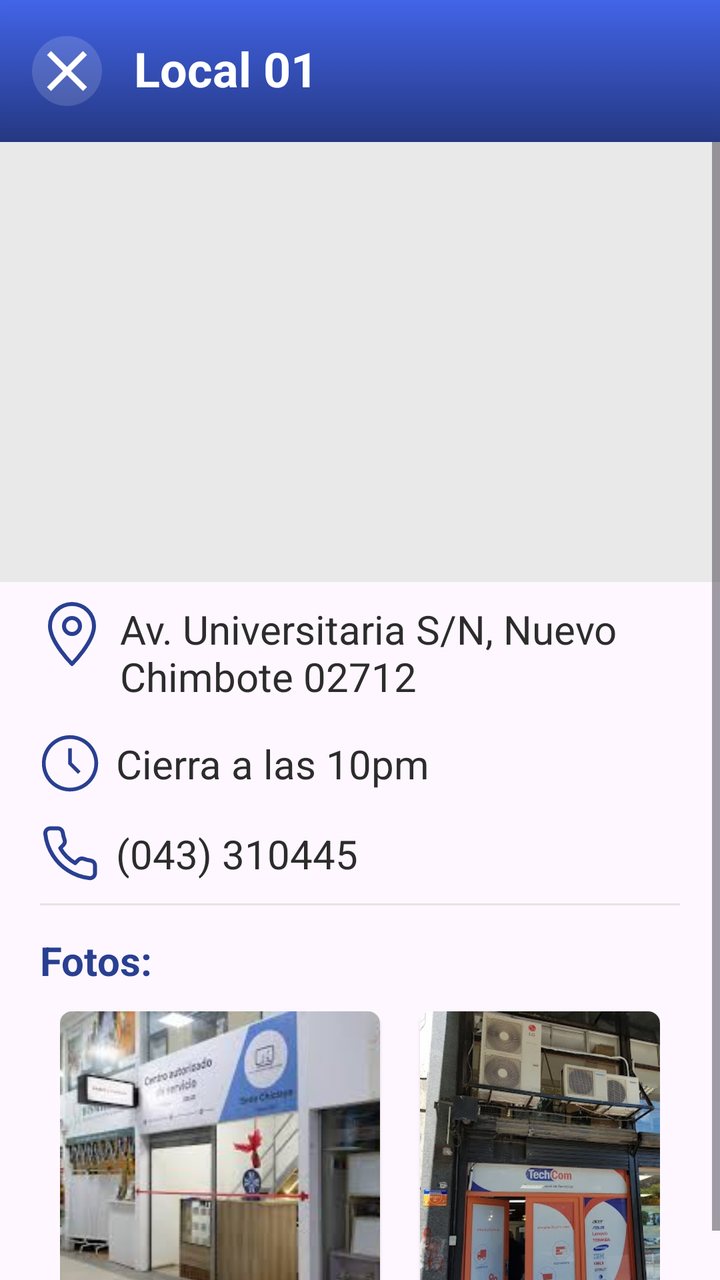
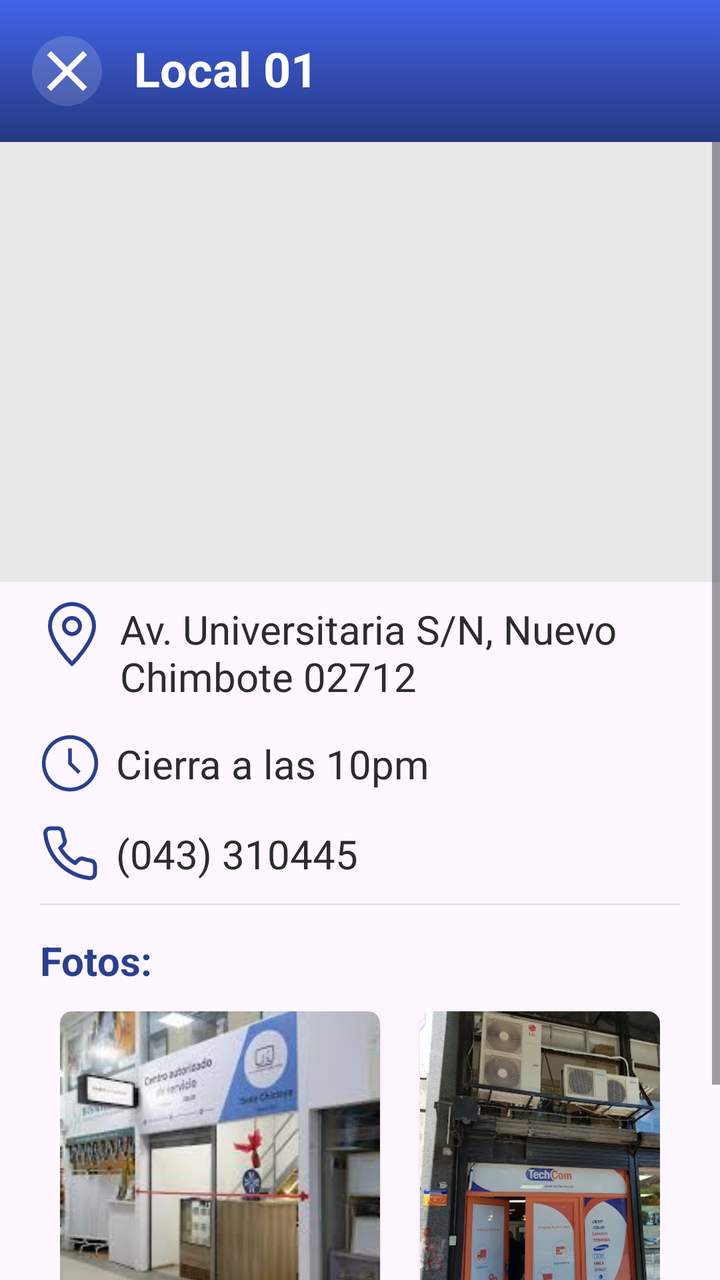

Before-and-after screenshots of an Android layout around one commit, followed by the original layout XML and the change that was made.
<!-- AndroidManifest.xml: application theme Theme.ReparApp -->
<!-- res/layout/fragment_ubication_detail_dialog.xml -->
<?xml version="1.0" encoding="utf-8"?>
<LinearLayout xmlns:android="http://schemas.android.com/apk/res/android"
    android:layout_width="match_parent"
    android:layout_height="match_parent"
    xmlns:app="http://schemas.android.com/apk/res-auto"
    android:orientation="vertical"
    >

    <androidx.constraintlayout.widget.ConstraintLayout
        android:id="@+id/headerLayout"
        android:layout_width="match_parent"
        android:layout_height="wrap_content"
        android:background="@drawable/bg_fondo"
        android:gravity="center_vertical"
        android:orientation="horizontal"
        android:paddingHorizontal="16dp"
        android:paddingVertical="18dp"
        >

        <ImageView
            android:id="@+id/img_flecha_back"
            android:layout_width="wrap_content"
            android:layout_height="wrap_content"
            app:layout_constraintStart_toStartOf="parent"
            app:layout_constraintTop_toTopOf="parent"
            app:layout_constraintBottom_toBottomOf="parent"
            android:src="@drawable/icon_close2"
            />

        <TextView
            android:id="@+id/tv_titulo_home"
            android:layout_width="wrap_content"
            android:layout_height="wrap_content"
            android:layout_marginStart="16dp"
            android:text="Local 01"
            android:textColor="@android:color/white"
            android:textSize="24sp"
            android:textStyle="bold"
            app:layout_constraintStart_toEndOf="@id/img_flecha_back"
            app:layout_constraintTop_toTopOf="parent" />




    </androidx.constraintlayout.widget.ConstraintLayout>


    <ScrollView
        android:layout_width="match_parent"
        android:layout_height="match_parent">
        <LinearLayout
            android:layout_width="match_parent"
            android:layout_height="wrap_content"
            android:orientation="vertical">

            <ImageView
                android:id="@+id/img_foto_local"
                android:layout_width="match_parent"
                android:layout_height="220dp"
                android:background="@color/light_Grey"/>

            <LinearLayout
                android:layout_width="match_parent"
                android:layout_height="wrap_content"
                android:orientation="vertical"
                android:layout_marginHorizontal="20dp"
                >

                <androidx.constraintlayout.widget.ConstraintLayout
                    android:layout_width="match_parent"
                    android:layout_height="wrap_content"
                    android:orientation="horizontal"
                    android:layout_marginTop="10dp"
                    >
                    <ImageView
                        android:id="@+id/icon_local_map"
                        android:layout_width="wrap_content"
                        android:layout_height="wrap_content"
                        android:src="@drawable/icon_location"
                        app:layout_constraintStart_toStartOf="parent"
                        app:layout_constraintTop_toTopOf="parent"
                        />
                    <TextView
                        android:id="@+id/tv_direccion"
                        android:layout_width="0dp"
                        android:layout_height="match_parent"
                        android:text="Av. Universitaria S/N, Nuevo Chimbote 02712"
                        android:textColor="#2C2C2C"
                        android:textSize="20sp"
                        android:layout_marginStart="8dp"
                        app:layout_constraintStart_toEndOf="@id/icon_local_map"
                        app:layout_constraintTop_toTopOf="parent"
                        app:layout_constraintBottom_toBottomOf="parent"
                        app:layout_constraintEnd_toEndOf="parent"
                        />

                </androidx.constraintlayout.widget.ConstraintLayout>
                <androidx.constraintlayout.widget.ConstraintLayout
                    android:layout_width="wrap_content"
                    android:layout_height="wrap_content"
                    android:orientation="horizontal"
                    android:layout_marginTop="15dp"
                    >
                    <ImageView
                        android:id="@+id/icon_time"
                        android:layout_width="wrap_content"
                        android:layout_height="wrap_content"
                        android:src="@drawable/icon_time"
                        app:layout_constraintStart_toStartOf="parent"
                        app:layout_constraintTop_toTopOf="parent"
                        />
                    <TextView
                        android:id="@+id/tv_horario_laboral"
                        android:layout_width="wrap_content"
                        android:layout_height="match_parent"
                        android:text="Cierra a las 10pm"
                        android:textColor="#2C2C2C"
                        android:textSize="20sp"
                        android:layout_marginStart="8dp"
                        app:layout_constraintStart_toEndOf="@id/icon_time"
                        app:layout_constraintTop_toTopOf="parent"
                        app:layout_constraintBottom_toBottomOf="parent"
                        />

                </androidx.constraintlayout.widget.ConstraintLayout>
                <androidx.constraintlayout.widget.ConstraintLayout
                    android:layout_width="match_parent"
                    android:layout_height="wrap_content"
                    android:orientation="horizontal"
                    android:layout_marginTop="15dp"
                    >
                    <ImageView
                        android:id="@+id/icon_telefono"
                        android:layout_width="wrap_content"
                        android:layout_height="wrap_content"
                        android:src="@drawable/icon_phone"
                        app:layout_constraintStart_toStartOf="parent"
                        app:layout_constraintTop_toTopOf="parent"
                        />
                    <TextView
                        android:id="@+id/tv_telefono"
                        android:layout_width="0dp"
                        android:layout_height="match_parent"
                        android:text="(043) 310445"
                        android:textColor="#2C2C2C"
                        android:textSize="20sp"
                        android:layout_marginStart="8dp"
                        app:layout_constraintStart_toEndOf="@id/icon_telefono"
                        app:layout_constraintTop_toTopOf="parent"
                        app:layout_constraintBottom_toBottomOf="parent"
                        app:layout_constraintEnd_toEndOf="parent"
                        />

                </androidx.constraintlayout.widget.ConstraintLayout>

                <View
                    android:id="@+id/v_linea"
                    android:layout_width="match_parent"
                    android:layout_height="1dp"
                    android:background="#E4E4E4"
                    android:layout_marginVertical="10dp"
                    />

                <TextView
                    android:layout_width="wrap_content"
                    android:layout_height="wrap_content"
                    android:text="Fotos:"
                    android:textColor="#293F91"
                    android:textSize="20sp"
                    android:textStyle="bold"
                    android:layout_marginTop="4dp"
                    />

                <LinearLayout
                    android:layout_width="match_parent"
                    android:layout_height="wrap_content"
                    android:orientation="horizontal"
                    android:layout_marginHorizontal="10dp"
                    android:gravity="center"
                    android:layout_marginTop="12dp">

                    <androidx.cardview.widget.CardView
                        android:layout_width="wrap_content"
                        android:layout_height="wrap_content"
                        android:layout_marginEnd="20dp"
                        app:cardCornerRadius="6dp"
                        app:cardElevation="1dp"
                        >
                        <ImageView
                            android:id="@+id/img_local_frontal"
                            android:layout_width="160dp"
                            android:layout_height="160dp"
                            android:src="@drawable/foto_referencia_1"
                            android:scaleType="centerCrop"
                            />

                    </androidx.cardview.widget.CardView>


                    <androidx.cardview.widget.CardView
                        android:layout_width="wrap_content"
                        android:layout_height="wrap_content"
                        app:cardCornerRadius="6dp"
                        app:cardElevation="1dp"
                        >
                        <ImageView
                            android:id="@+id/img_local_frontal2"
                            android:layout_width="160dp"
                            android:layout_height="160dp"
                            android:layout_weight="1"
                            android:src="@drawable/foto_referencia_2"
                            android:scaleType="centerCrop"
                            />

                    </androidx.cardview.widget.CardView>
                </LinearLayout>
            </LinearLayout>

        </LinearLayout>
    </ScrollView>

</LinearLayout>
<!-- resources referenced by this layout -->
<resources>
  <color name="light_Grey">#E9E9E9</color>
  <!-- drawable bg_fondo (drawable) -->
  <?xml version="1.0" encoding="utf-8"?>
  <selector xmlns:android="http://schemas.android.com/apk/res/android">
      <item>
          <shape android:shape="rectangle">
              <gradient
                  android:type="linear"
                  android:angle="270"
                  android:startColor="#4264E8"
                  android:endColor="#253882" />
          </shape>
      </item>
  </selector>
  <!-- drawable icon_close2 (drawable) -->
  <vector xmlns:android="http://schemas.android.com/apk/res/android"
      android:width="35dp"
      android:height="35dp"
      android:viewportWidth="35"
      android:viewportHeight="35">
    <path
        android:pathData="M17.5,0L17.5,0A17.5,17.5 0,0 1,35 17.5L35,17.5A17.5,17.5 0,0 1,17.5 35L17.5,35A17.5,17.5 0,0 1,0 17.5L0,17.5A17.5,17.5 0,0 1,17.5 0z"
        android:fillColor="#ffffff"
        android:fillAlpha="0.15"/>
    <path
        android:pathData="M9.5,27.5L7.5,25.5L15.5,17.5L7.5,9.5L9.5,7.5L17.5,15.5L25.5,7.5L27.5,9.5L19.5,17.5L27.5,25.5L25.5,27.5L17.5,19.5L9.5,27.5Z"
        android:fillColor="#ffffff"/>
  </vector>
  <!-- drawable icon_location (drawable) -->
  <vector xmlns:android="http://schemas.android.com/apk/res/android"
      android:width="32dp"
      android:height="32dp"
      android:viewportWidth="32"
      android:viewportHeight="32">
    <path
        android:pathData="M27,12C27,5.925 22.075,1 16,1C9.925,1 5,5.925 5,12C5,20 16,31 16,31C16,31 27,20 27,12Z"
        android:strokeLineJoin="round"
        android:strokeWidth="2"
        android:fillColor="#00000000"
        android:strokeColor="#293F91"/>
    <path
        android:pathData="M16,16C18.209,16 20,14.209 20,12C20,9.791 18.209,8 16,8C13.791,8 12,9.791 12,12C12,14.209 13.791,16 16,16Z"
        android:strokeLineJoin="round"
        android:strokeWidth="2"
        android:fillColor="#00000000"
        android:strokeColor="#293F91"/>
  </vector>
  <!-- drawable icon_phone (drawable) -->
  <vector xmlns:android="http://schemas.android.com/apk/res/android"
      android:width="30dp"
      android:height="30dp"
      android:viewportWidth="30"
      android:viewportHeight="30">
    <path
        android:pathData="M27.5,21.15V24.9C27.501,25.248 27.43,25.593 27.291,25.912C27.151,26.231 26.947,26.517 26.69,26.752C26.434,26.988 26.131,27.167 25.801,27.278C25.471,27.39 25.122,27.431 24.775,27.4C20.928,26.982 17.234,25.668 13.988,23.563C10.967,21.643 8.407,19.083 6.487,16.063C4.375,12.802 3.06,9.089 2.65,5.225C2.619,4.879 2.66,4.531 2.771,4.202C2.881,3.873 3.059,3.571 3.293,3.315C3.527,3.058 3.812,2.853 4.13,2.713C4.447,2.573 4.79,2.5 5.137,2.5H8.887C9.494,2.494 10.082,2.709 10.542,3.104C11.002,3.5 11.303,4.049 11.387,4.65C11.546,5.85 11.839,7.028 12.262,8.163C12.431,8.61 12.467,9.096 12.367,9.564C12.268,10.031 12.036,10.46 11.7,10.8L10.113,12.387C11.892,15.517 14.483,18.108 17.612,19.888L19.2,18.3C19.54,17.964 19.969,17.732 20.436,17.633C20.904,17.533 21.39,17.569 21.837,17.737C22.972,18.161 24.15,18.454 25.35,18.612C25.957,18.698 26.512,19.004 26.908,19.472C27.305,19.94 27.515,20.537 27.5,21.15Z"
        android:strokeLineJoin="round"
        android:strokeWidth="2"
        android:fillColor="#00000000"
        android:strokeColor="#293F91"
        android:strokeLineCap="round"/>
  </vector>
  <style name="Theme.ReparApp" parent="Base.Theme.ReparApp" />
  <style name="Base.Theme.ReparApp" parent="Theme.Material3.DayNight.NoActionBar">
          
          
      </style>
  <!-- unchanged entries left out for length: 3 -->
</resources>

<!-- the commit's change to res/layout/fragment_ubication_detail_dialog.xml (unified diff, before → after) -->
@@ -1,10 +1,9 @@
 <?xml version="1.0" encoding="utf-8"?>
 <LinearLayout xmlns:android="http://schemas.android.com/apk/res/android"
+    xmlns:app="http://schemas.android.com/apk/res-auto"
     android:layout_width="match_parent"
     android:layout_height="match_parent"
-    xmlns:app="http://schemas.android.com/apk/res-auto"
-    android:orientation="vertical"
-    >
+    android:orientation="vertical">
 
     <androidx.constraintlayout.widget.ConstraintLayout
         android:id="@+id/headerLayout"
@@ -14,18 +13,16 @@
         android:gravity="center_vertical"
         android:orientation="horizontal"
         android:paddingHorizontal="16dp"
-        android:paddingVertical="18dp"
-        >
+        android:paddingVertical="18dp">
 
         <ImageView
             android:id="@+id/img_flecha_back"
             android:layout_width="wrap_content"
             android:layout_height="wrap_content"
+            android:src="@drawable/icon_close2"
+            app:layout_constraintBottom_toBottomOf="parent"
             app:layout_constraintStart_toStartOf="parent"
-            app:layout_constraintTop_toTopOf="parent"
-            app:layout_constraintBottom_toBottomOf="parent"
-            android:src="@drawable/icon_close2"
-            />
+            app:layout_constraintTop_toTopOf="parent" />
 
         <TextView
             android:id="@+id/tv_titulo_home"
@@ -40,116 +37,114 @@
             app:layout_constraintTop_toTopOf="parent" />
 
 
-
-
     </androidx.constraintlayout.widget.ConstraintLayout>
 
 
     <ScrollView
         android:layout_width="match_parent"
         android:layout_height="match_parent">
+
         <LinearLayout
             android:layout_width="match_parent"
             android:layout_height="wrap_content"
+            android:paddingBottom="30dp"
             android:orientation="vertical">
 
             <ImageView
                 android:id="@+id/img_foto_local"
                 android:layout_width="match_parent"
                 android:layout_height="220dp"
-                android:background="@color/light_Grey"/>
+                android:background="@color/light_Grey" />
 
             <LinearLayout
                 android:layout_width="match_parent"
                 android:layout_height="wrap_content"
-                android:orientation="vertical"
                 android:layout_marginHorizontal="20dp"
-                >
+                android:orientation="vertical">
 
                 <androidx.constraintlayout.widget.ConstraintLayout
                     android:layout_width="match_parent"
                     android:layout_height="wrap_content"
-                    android:orientation="horizontal"
                     android:layout_marginTop="10dp"
-                    >
+                    android:orientation="horizontal">
+
                     <ImageView
                         android:id="@+id/icon_local_map"
                         android:layout_width="wrap_content"
                         android:layout_height="wrap_content"
                         android:src="@drawable/icon_location"
                         app:layout_constraintStart_toStartOf="parent"
-                        app:layout_constraintTop_toTopOf="parent"
-                        />
+                        app:layout_constraintTop_toTopOf="parent" />
+
                     <TextView
                         android:id="@+id/tv_direccion"
                         android:layout_width="0dp"
                         android:layout_height="match_parent"
+                        android:layout_marginStart="8dp"
                         android:text="Av. Universitaria S/N, Nuevo Chimbote 02712"
                         android:textColor="#2C2C2C"
                         android:textSize="20sp"
-                        android:layout_marginStart="8dp"
-                        app:layout_constraintStart_toEndOf="@id/icon_local_map"
-                        app:layout_constraintTop_toTopOf="parent"
                         app:layout_constraintBottom_toBottomOf="parent"
                         app:layout_constraintEnd_toEndOf="parent"
-                        />
+                        app:layout_constraintStart_toEndOf="@id/icon_local_map"
+                        app:layout_constraintTop_toTopOf="parent" />
 
                 </androidx.constraintlayout.widget.ConstraintLayout>
+
                 <androidx.constraintlayout.widget.ConstraintLayout
                     android:layout_width="wrap_content"
                     android:layout_height="wrap_content"
-                    android:orientation="horizontal"
                     android:layout_marginTop="15dp"
-                    >
+                    android:orientation="horizontal">
+
                     <ImageView
                         android:id="@+id/icon_time"
                         android:layout_width="wrap_content"
                         android:layout_height="wrap_content"
                         android:src="@drawable/icon_time"
                         app:layout_constraintStart_toStartOf="parent"
-                        app:layout_constraintTop_toTopOf="parent"
-                        />
+                        app:layout_constraintTop_toTopOf="parent" />
+
                     <TextView
                         android:id="@+id/tv_horario_laboral"
                         android:layout_width="wrap_content"
                         android:layout_height="match_parent"
+                        android:layout_marginStart="8dp"
                         android:text="Cierra a las 10pm"
                         android:textColor="#2C2C2C"
                         android:textSize="20sp"
-                        android:layout_marginStart="8dp"
+                        app:layout_constraintBottom_toBottomOf="parent"
                         app:layout_constraintStart_toEndOf="@id/icon_time"
-                        app:layout_constraintTop_toTopOf="parent"
-                        app:layout_constraintBottom_toBottomOf="parent"
-                        />
+                        app:layout_constraintTop_toTopOf="parent" />
 
                 </androidx.constraintlayout.widget.ConstraintLayout>
+
                 <androidx.constraintlayout.widget.ConstraintLayout
                     android:layout_width="match_parent"
                     android:layout_height="wrap_content"
-                    android:orientation="horizontal"
                     android:layout_marginTop="15dp"
-                    >
+                    android:orientation="horizontal">
+
                     <ImageView
                         android:id="@+id/icon_telefono"
                         android:layout_width="wrap_content"
                         android:layout_height="wrap_content"
                         android:src="@drawable/icon_phone"
                         app:layout_constraintStart_toStartOf="parent"
-                        app:layout_constraintTop_toTopOf="parent"
-                        />
+                        app:layout_constraintTop_toTopOf="parent" />
+
                     <TextView
                         android:id="@+id/tv_telefono"
                         android:layout_width="0dp"
                         android:layout_height="match_parent"
+                        android:layout_marginStart="8dp"
                         android:text="(043) 310445"
                         android:textColor="#2C2C2C"
                         android:textSize="20sp"
-                        android:layout_marginStart="8dp"
-                        app:layout_constraintStart_toEndOf="@id/icon_telefono"
-                        app:layout_constraintTop_toTopOf="parent"
                         app:layout_constraintBottom_toBottomOf="parent"
                         app:layout_constraintEnd_toEndOf="parent"
-                        />
+                        app:layout_constraintStart_toEndOf="@id/icon_telefono"
+                        app:layout_constraintTop_toTopOf="parent" />
 
                 </androidx.constraintlayout.widget.ConstraintLayout>
 
@@ -157,42 +152,39 @@
                     android:id="@+id/v_linea"
                     android:layout_width="match_parent"
                     android:layout_height="1dp"
-                    android:background="#E4E4E4"
                     android:layout_marginVertical="10dp"
-                    />
+                    android:background="#E4E4E4" />
 
                 <TextView
                     android:layout_width="wrap_content"
                     android:layout_height="wrap_content"
+                    android:layout_marginTop="4dp"
                     android:text="Fotos:"
                     android:textColor="#293F91"
                     android:textSize="20sp"
-                    android:textStyle="bold"
-                    android:layout_marginTop="4dp"
-                    />
+                    android:textStyle="bold" />
 
                 <LinearLayout
                     android:layout_width="match_parent"
                     android:layout_height="wrap_content"
-                    android:orientation="horizontal"
                     android:layout_marginHorizontal="10dp"
+                    android:layout_marginTop="12dp"
                     android:gravity="center"
-                    android:layout_marginTop="12dp">
+                    android:orientation="horizontal">
 
                     <androidx.cardview.widget.CardView
                         android:layout_width="wrap_content"
                         android:layout_height="wrap_content"
                         android:layout_marginEnd="20dp"
                         app:cardCornerRadius="6dp"
-                        app:cardElevation="1dp"
-                        >
+                        app:cardElevation="1dp">
+
                         <ImageView
                             android:id="@+id/img_local_frontal"
                             android:layout_width="160dp"
                             android:layout_height="160dp"
-                            android:src="@drawable/foto_referencia_1"
                             android:scaleType="centerCrop"
-                            />
+                            android:src="@drawable/foto_referencia_1" />
 
                     </androidx.cardview.widget.CardView>
 
@@ -201,21 +193,34 @@
                         android:layout_width="wrap_content"
                         android:layout_height="wrap_content"
                         app:cardCornerRadius="6dp"
-                        app:cardElevation="1dp"
-                        >
+                        app:cardElevation="1dp">
+
                         <ImageView
                             android:id="@+id/img_local_frontal2"
                             android:layout_width="160dp"
                             android:layout_height="160dp"
                             android:layout_weight="1"
-                            android:src="@drawable/foto_referencia_2"
                             android:scaleType="centerCrop"
-                            />
+                            android:src="@drawable/foto_referencia_2" />
 
                     </androidx.cardview.widget.CardView>
                 </LinearLayout>
             </LinearLayout>
 
+            <androidx.appcompat.widget.AppCompatButton
+                android:id="@+id/btn_mapa"
+                android:layout_width="wrap_content"
+                android:layout_height="50dp"
+                android:layout_marginHorizontal="16dp"
+                android:layout_marginTop="12dp"
+                android:layout_gravity="center"
+                android:background="@color/variante_blue"
+                android:drawableStart="@drawable/icon_map"
+                android:paddingHorizontal="60dp"
+                android:text="Ver Ubicación"
+                android:textColor="@color/white"
+                android:textSize="18dp" />
+
         </LinearLayout>
     </ScrollView>
 
<!-- resource entries referenced after the edit -->
@@ -1,6 +1,8 @@
 <!-- resources referenced by this layout -->
 <resources>
   <color name="light_Grey">#E9E9E9</color>
+  <color name="variante_blue">#254BDC</color>
+  <color name="white">#FFFFFFFF</color>
   <!-- drawable bg_fondo (drawable) -->
   <?xml version="1.0" encoding="utf-8"?>
   <selector xmlns:android="http://schemas.android.com/apk/res/android">
@@ -47,6 +49,7 @@
         android:fillColor="#00000000"
         android:strokeColor="#293F91"/>
   </vector>
+  <!-- drawable icon_map: vector/xml drawable (drawable, 2271 chars, omitted) -->
   <!-- drawable icon_phone (drawable) -->
   <vector xmlns:android="http://schemas.android.com/apk/res/android"
       android:width="30dp"
